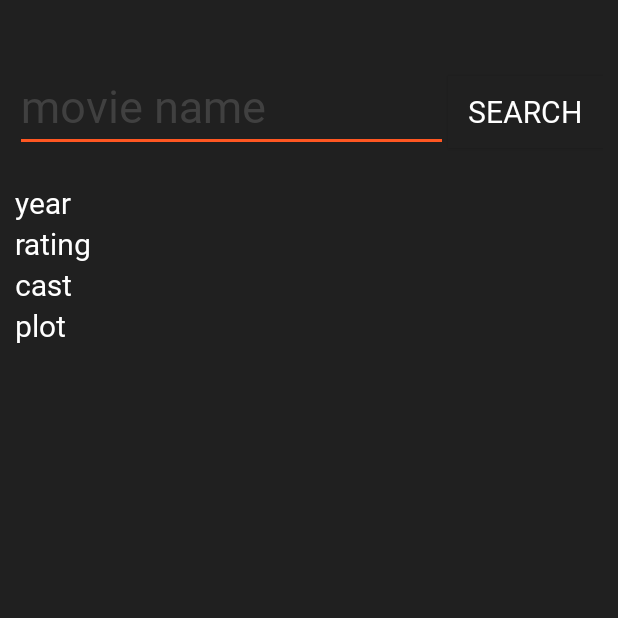
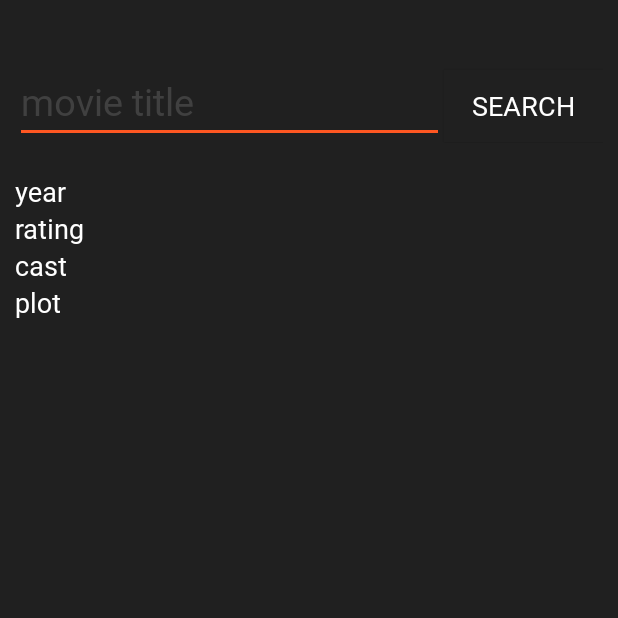
Before and after one commit to mfurkany/FMDb, an Android app: the MainActivity screen opened directly, with no data from a screen before it, on a phone screen of 412 x 824 dp, the top half of it. Run offline under Robolectric (Android 15) with nearby library versions, the light colour scheme and no system bars; our stand-ins replace Picasso, Volley; pictures from the network do not load.

Commit message:
menu update

```diff
--- a/app/src/main/AndroidManifest.xml
+++ b/app/src/main/AndroidManifest.xml
@@ -1,7 +1,8 @@
 <?xml version="1.0" encoding="utf-8"?>
 <manifest xmlns:android="http://schemas.android.com/apk/res/android"
     package="com.furkan.fmdbapp">
-    <uses-permission android:name="android.permission.INTERNET"/>
+
+    <uses-permission android:name="android.permission.INTERNET" />
 
     <application
         android:allowBackup="true"
@@ -10,7 +11,8 @@
         android:roundIcon="@mipmap/ic_launcher_round"
         android:supportsRtl="true"
         android:theme="@style/AppTheme">
-        <activity android:name=".MainActivity"></activity>
+        <activity android:name=".MenuActivity"></activity>
+        <activity android:name=".MainActivity" />
         <activity android:name=".SplashScreenActivity">
             <intent-filter>
                 <action android:name="android.intent.action.MAIN" />
--- a/app/src/main/java/com/furkan/fmdbapp/SplashScreenActivity.java
+++ b/app/src/main/java/com/furkan/fmdbapp/SplashScreenActivity.java
@@ -16,7 +16,7 @@ public class SplashScreenActivity extends AppCompatActivity {
 
         EasySplashScreen config= new EasySplashScreen(SplashScreenActivity.this)
                 .withFullScreen()
-                .withTargetActivity(MainActivity.class)
+                .withTargetActivity(MenuActivity.class)
                 .withBackgroundColor(Color.parseColor("#202020"))
                 .withSplashTimeOut(1500)
                 .withLogo(R.mipmap.ic_launcher);
--- a/app/src/main/res/layout/activity_main.xml
+++ b/app/src/main/res/layout/activity_main.xml
@@ -20,23 +20,23 @@
 
             <EditText
                 android:id="@+id/search_bar"
-                android:layout_width="273dp"
+                android:layout_width="268dp"
                 android:layout_height="wrap_content"
                 android:layout_marginTop="30dp"
                 android:layout_weight="1"
                 android:fontFamily="@font/alfa_slab_one"
-                android:hint="movie name"
+                android:hint="movie title"
                 android:inputType="textNoSuggestions"
                 android:textColorHint="#404040"
                 android:textColor="#FF5722"
-                android:textSize="30sp" />
+                android:textSize="25sp" />
 
             <Button
                 android:id="@+id/button"
                 android:layout_width="wrap_content"
                 android:layout_height="wrap_content"
                 android:layout_marginTop="30dp"
-                android:textSize="20sp"
+                android:textSize="18sp"
                 android:layout_weight="1"
                 android:background="#202020"
                 android:textColor="#FFFFFF"
@@ -58,7 +58,7 @@
                 android:fontFamily="@font/alfa_slab_one"
                 android:text="year"
                 android:textColor="#FFFFFF"
-                android:textSize="20sp" />
+                android:textSize="18sp" />
 
             <TextView
                 android:id="@+id/tvRating"
@@ -67,13 +67,13 @@
                 android:fontFamily="@font/alfa_slab_one"
                 android:text="rating"
                 android:textColor="#FFFFFF"
-                android:textSize="20sp" />
+                android:textSize="18sp" />
 
             <TextView
                 android:id="@+id/tvCast"
                 android:layout_width="match_parent"
                 android:textColor="#FFFFFF"
-                android:textSize="20sp"
+                android:textSize="18sp"
                 android:layout_height="match_parent"
                 android:fontFamily="@font/alfa_slab_one"
                 android:text="cast" />
@@ -84,7 +84,7 @@
                 android:textColor="#FFFFFF"
                 android:layout_height="match_parent"
                 android:fontFamily="@font/alfa_slab_one"
-                android:textSize="20sp"
+                android:textSize="18sp"
                 android:text="plot"
                 android:singleLine="false"
                 tools:ignore="MissingPrefix" />
```
